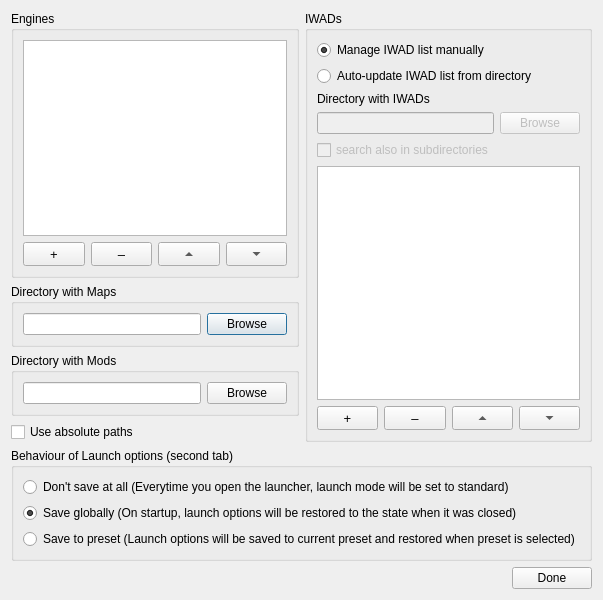
Youda008/DoomRunner, file Forms/SetupDialog.ui: the form before one commit.
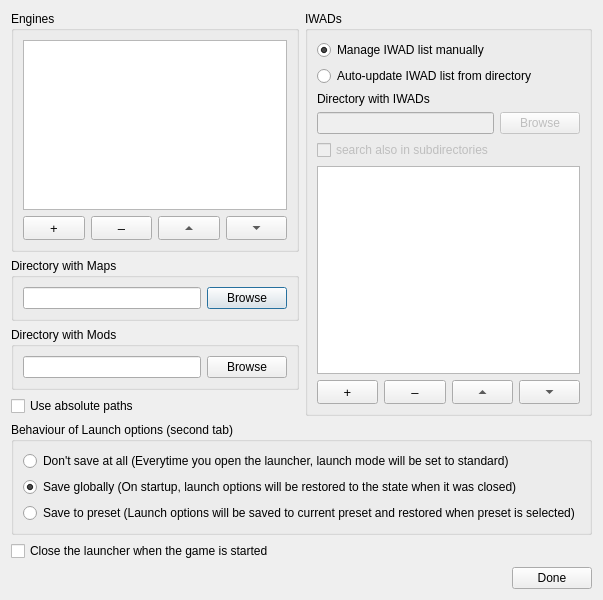
The form after the commit. Custom widgets are drawn as their Qt base class.

Commit message: new "close on launch" option

Patch:
```diff
--- a/Forms/SetupDialog.ui
+++ b/Forms/SetupDialog.ui
@@ -421,6 +421,13 @@
      </layout>
     </widget>
    </item>
+   <item>
+    <widget class="QCheckBox" name="closeOnLaunchChkBox">
+     <property name="text">
+      <string>Close the launcher when the game is started</string>
+     </property>
+    </widget>
+   </item>
    <item>
     <layout class="QHBoxLayout" name="horizontalLayout">
      <item>
```
The commit also changes 5 other files.
